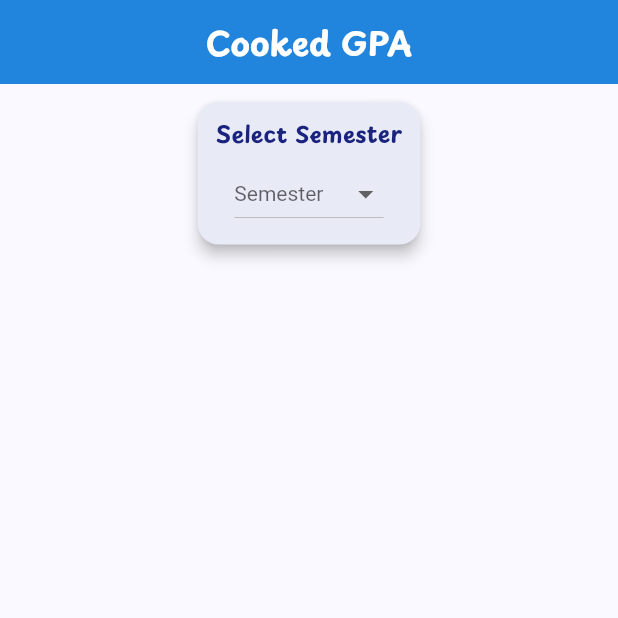
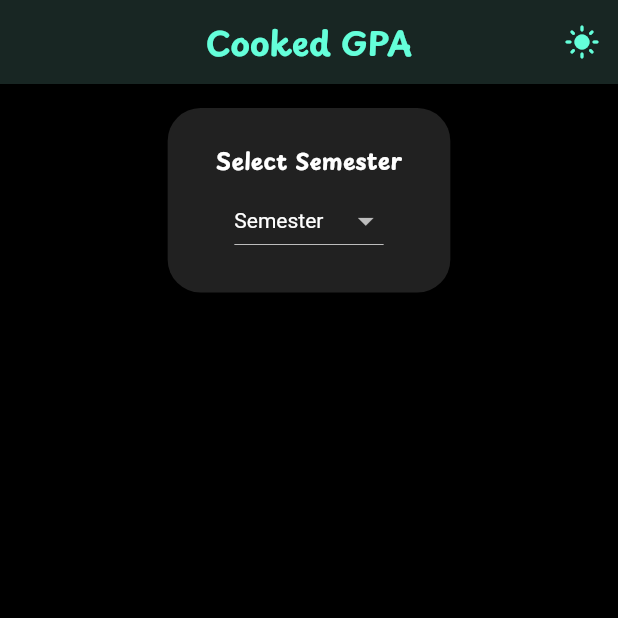
Before and after one commit to arpanz/cookedgpa, a Flutter app: the screen it shows after launch, on a phone screen of 412 x 824 dp, the top half of it. Run offline on Flutter 3.47's test engine with Material 3 defaults, Android fonts, the phone set to English and light mode, and no system bars; project files that could hold a hidden picture were left out.

Commit message:
added dark mode

```diff
--- a/lib/gpa_screen.dart
+++ b/lib/gpa_screen.dart
@@ -16,6 +16,7 @@ class _GpaScreenState extends State<GpaScreen> {
   String? selectedScheme;
   List<String> grades = ['O', 'E', 'A', 'B', 'C', 'D', 'F'];
   List<String> selectedGrades = [];
+  bool isDark = true; // dark mode is now default
 
   @override
   void initState() {
@@ -69,9 +70,9 @@ class _GpaScreenState extends State<GpaScreen> {
   }
 
   void updateSelectedGrades(int courseCount) {
-    // Ensure selectedGrades has the same length as courses, default to empty string
+    // Ensure selectedGrades has the same length as courses, default to "O"
     if (selectedGrades.length != courseCount) {
-      selectedGrades = List<String>.filled(courseCount, '');
+      selectedGrades = List<String>.filled(courseCount, 'O');
     }
   }
 
@@ -88,27 +89,75 @@ class _GpaScreenState extends State<GpaScreen> {
     updateSelectedGrades(courses.length);
     final gpa = getCalculatedGPA(courses);
 
-    return Scaffold(
+    final cardColor = isDark ? Colors.grey[900] : Colors.indigo[50];
+    final cardTextColor = isDark ? Colors.white : Colors.indigo[900];
+    final dropdownColor = isDark ? Colors.grey[850] : Colors.white;
+    final dropdownItemColor = isDark ? Colors.white : Colors.indigo[900];
+    final indicatorColor =
+        isDark ? Colors.tealAccent : Theme.of(context).colorScheme.primary;
+
+    return Theme(
+      data:
+          isDark
+              ? ThemeData.dark(useMaterial3: true).copyWith(
+                colorScheme: ColorScheme.fromSeed(
+                  seedColor: Colors.teal,
+                  brightness: Brightness.dark,
+                ),
+                cardColor: Colors.grey[900],
+                scaffoldBackgroundColor: Colors.black,
+                appBarTheme: AppBarTheme(
+                  backgroundColor: Colors.grey[950],
+                  iconTheme: IconThemeData(color: Colors.tealAccent),
+                  titleTextStyle: TextStyle(
+                    color: Colors.tealAccent,
+                    fontWeight: FontWeight.bold,
+                    fontSize: 22,
+                    fontFamily: "Playpen Sans",
+                  ),
+                ),
+                textTheme: ThemeData.dark().textTheme.apply(
+                  fontFamily: "Playpen Sans",
+                  bodyColor: Colors.white,
+                  displayColor: Colors.tealAccent,
+                ),
+              )
+              : ThemeData.light(useMaterial3: true),
+      child: Scaffold(
         appBar: AppBar(
           title: Text(
             "Cooked GPA",
             style: TextStyle(fontWeight: FontWeight.bold, fontSize: 22),
           ),
           centerTitle: true,
-        backgroundColor: Colors.blue.shade600,
+          backgroundColor: isDark ? Colors.grey[950] : Colors.blue.shade600,
           elevation: 4,
+          actions: [
+            IconButton(
+              icon: Icon(isDark ? Icons.light_mode : Icons.dark_mode),
+              tooltip: isDark ? "Switch to Light Mode" : "Switch to Dark Mode",
+              color: isDark ? Colors.tealAccent : null,
+              onPressed: () {
+                setState(() {
+                  isDark = !isDark;
+                });
+              },
+            ),
+          ],
         ),
         body:
             gpaData == null
                 ? Center(
-                child: SizedBox(
-                  width: 40,
-                  height: 40,
-                  child: CircularProgressIndicator(strokeWidth: 3),
+                  child: CircularProgressIndicator(
+                    strokeWidth: 4,
+                    color: indicatorColor,
                   ),
                 )
                 : Padding(
-                padding: EdgeInsets.symmetric(horizontal: 8.0, vertical: 8.0),
+                  padding: EdgeInsets.symmetric(
+                    horizontal: 12.0,
+                    vertical: 12.0,
+                  ),
                   child: SingleChildScrollView(
                     child: Column(
                       crossAxisAlignment: CrossAxisAlignment.center,
@@ -116,15 +165,15 @@ class _GpaScreenState extends State<GpaScreen> {
                         // Centered Semester Selection Card
                         Center(
                           child: Card(
-                          elevation: 4,
+                            elevation: 8,
                             shape: RoundedRectangleBorder(
-                            borderRadius: BorderRadius.circular(14),
+                              borderRadius: BorderRadius.circular(22),
                             ),
-                          color: Colors.indigo[50],
+                            color: cardColor,
                             child: Padding(
                               padding: const EdgeInsets.symmetric(
-                              horizontal: 12.0,
-                              vertical: 10.0,
+                                horizontal: 32.0,
+                                vertical: 24.0,
                               ),
                               child: Column(
                                 crossAxisAlignment: CrossAxisAlignment.center,
@@ -134,13 +183,18 @@ class _GpaScreenState extends State<GpaScreen> {
                                     style: TextStyle(
                                       fontSize: 15,
                                       fontWeight: FontWeight.w600,
-                                    color: Colors.indigo[900],
+                                      color: cardTextColor,
                                     ),
                                   ),
                                   SizedBox(height: 6),
                                   DropdownButton<String>(
                                     value: selectedSem,
-                                  hint: Text("Semester"),
+                                    hint: Text(
+                                      "Semester",
+                                      style: TextStyle(
+                                        color: dropdownItemColor,
+                                      ),
+                                    ),
                                     items: getSemesterDropdownItems(),
                                     onChanged: (value) {
                                       setState(() {
@@ -151,9 +205,9 @@ class _GpaScreenState extends State<GpaScreen> {
                                     borderRadius: BorderRadius.circular(12),
                                     style: TextStyle(
                                       fontSize: 14,
-                                    color: Colors.indigo[900],
+                                      color: dropdownItemColor,
                                     ),
-                                  dropdownColor: Colors.white,
+                                    dropdownColor: dropdownColor,
                                   ),
                                   if (selectedSem != null &&
                                       gpaData![selectedSem!]
@@ -169,25 +223,32 @@ class _GpaScreenState extends State<GpaScreen> {
                                           style: TextStyle(
                                             fontSize: 13,
                                             fontWeight: FontWeight.w500,
-                                          color: Colors.indigo[900],
+                                            color: cardTextColor,
                                           ),
                                         ),
                                         SizedBox(height: 6),
                                         DropdownButton<String>(
                                           value: selectedScheme,
-                                        hint: Text("Scheme"),
+                                          hint: Text(
+                                            "Scheme",
+                                            style: TextStyle(
+                                              color: dropdownItemColor,
+                                            ),
+                                          ),
                                           items: getSchemeDropdownItems(),
                                           onChanged: (value) {
                                             setState(() {
                                               selectedScheme = value;
                                             });
                                           },
-                                        borderRadius: BorderRadius.circular(12),
+                                          borderRadius: BorderRadius.circular(
+                                            12,
+                                          ),
                                           style: TextStyle(
                                             fontSize: 14,
-                                          color: Colors.indigo[900],
+                                            color: dropdownItemColor,
                                           ),
-                                        dropdownColor: Colors.white,
+                                          dropdownColor: dropdownColor,
                                         ),
                                       ],
                                     ),
@@ -205,9 +266,10 @@ class _GpaScreenState extends State<GpaScreen> {
                             selectedGrade: selectedGrades[entry.key],
                             onGradeChanged: (String? newGrade) {
                               setState(() {
-                              selectedGrades[entry.key] = newGrade ?? '';
+                                selectedGrades[entry.key] = newGrade ?? 'O';
                               });
                             },
+                            isDark: isDark,
                           ),
                         ),
                         SizedBox(height: 18),
@@ -222,13 +284,18 @@ class _GpaScreenState extends State<GpaScreen> {
                                 fontWeight: FontWeight.bold,
                                 color:
                                     gpa == null
-                                      ? Colors.red[700]
-                                      : Colors.green[800],
+                                        ? (isDark
+                                            ? Colors.red[300]
+                                            : Colors.red[700])
+                                        : (isDark
+                                            ? Colors.tealAccent
+                                            : Colors.green[800]),
                                 letterSpacing: 1.1,
                               ),
                             ),
                           ),
                       ],
+                    ),
                   ),
                 ),
       ),
@@ -242,6 +309,7 @@ class CourseCard extends StatelessWidget {
   final List<String> grades;
   final String selectedGrade;
   final ValueChanged<String?> onGradeChanged;
+  final bool isDark;
 
   const CourseCard({
     super.key,
@@ -250,17 +318,24 @@ class CourseCard extends StatelessWidget {
     required this.grades,
     required this.selectedGrade,
     required this.onGradeChanged,
+    this.isDark = false,
   });
 
   @override
   Widget build(BuildContext context) {
+    final cardColor = isDark ? Colors.grey[900] : Colors.white;
+    final textColor = isDark ? Colors.white : Colors.indigo[900];
+    final creditColor = isDark ? Colors.tealAccent : Colors.indigo[700];
+    final dropdownColor = isDark ? Colors.grey[850] : Colors.indigo[50];
+    final dropdownTextColor = isDark ? Colors.white : Colors.indigo[900];
+
     return SizedBox(
       height: 56,
       width: double.infinity,
       child: Card(
         elevation: 2,
         shape: RoundedRectangleBorder(borderRadius: BorderRadius.circular(10)),
-        color: Colors.white,
+        color: cardColor,
         child: Padding(
           padding: const EdgeInsets.symmetric(horizontal: 10.0, vertical: 6.0),
           child: Row(
@@ -273,7 +348,7 @@ class CourseCard extends StatelessWidget {
                   style: TextStyle(
                     fontSize: 14,
                     fontWeight: FontWeight.w500,
-                    color: Colors.indigo[900],
+                    color: textColor,
                   ),
                   overflow: TextOverflow.ellipsis,
                 ),
@@ -282,14 +357,14 @@ class CourseCard extends StatelessWidget {
               Container(
                 padding: EdgeInsets.symmetric(horizontal: 7, vertical: 2),
                 decoration: BoxDecoration(
-                  color: Colors.indigo[50],
+                  color: isDark ? Colors.grey[800] : Colors.indigo[50],
                   borderRadius: BorderRadius.circular(7),
                 ),
                 child: Text(
                   credits.toString(),
                   style: TextStyle(
                     fontSize: 12,
-                    color: Colors.indigo[700],
+                    color: creditColor,
                     fontWeight: FontWeight.bold,
                   ),
                 ),
@@ -297,7 +372,7 @@ class CourseCard extends StatelessWidget {
               SizedBox(width: 10),
               DropdownButton<String>(
                 value: selectedGrade.isEmpty ? null : selectedGrade,
-                hint: Text("Grade"),
+                hint: Text("Grade", style: TextStyle(color: dropdownTextColor)),
                 items:
                     grades
                         .map(
@@ -305,15 +380,18 @@ class CourseCard extends StatelessWidget {
                             value: grade,
                             child: Text(
                               grade,
-                              style: TextStyle(fontWeight: FontWeight.w500),
+                              style: TextStyle(
+                                fontWeight: FontWeight.w500,
+                                color: dropdownTextColor,
+                              ),
                             ),
                           ),
                         )
                         .toList(),
                 onChanged: onGradeChanged,
                 borderRadius: BorderRadius.circular(10),
-                style: TextStyle(fontSize: 13, color: Colors.indigo[900]),
-                dropdownColor: Colors.indigo[50],
+                style: TextStyle(fontSize: 13, color: dropdownTextColor),
+                dropdownColor: dropdownColor,
               ),
             ],
           ),
```
Lines whose indentation alone changed are shown as unchanged.
